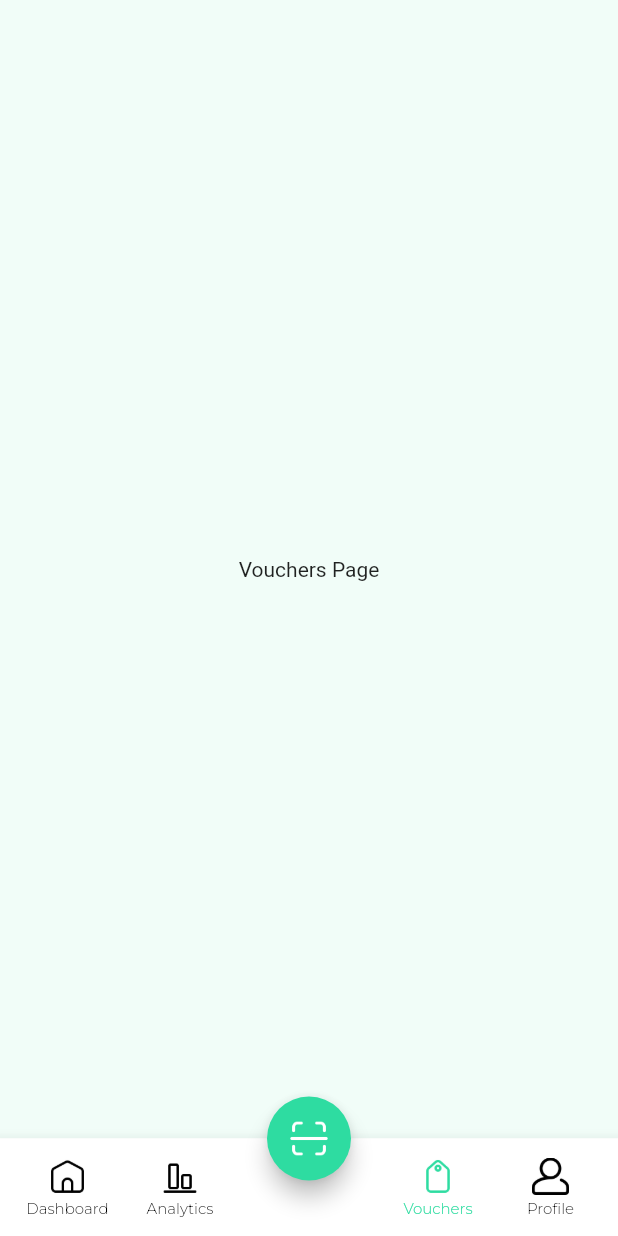
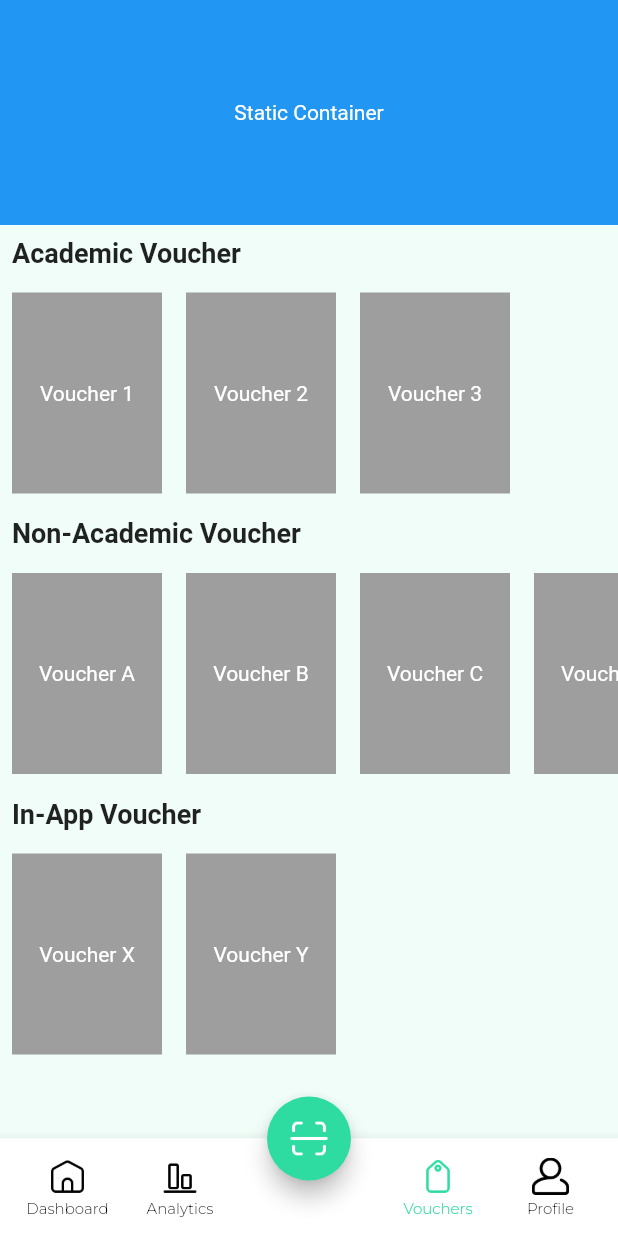
Before and after one commit to marcelee0713/UPay, a Flutter app: the screen it shows after launch, item 3 of the bottom bar chosen, on a phone screen of 412 x 824 dp. Run offline on Flutter 3.47's test engine with Material 2 defaults, Android fonts, the light colour scheme and no system bars; our stand-ins replace firebase_core, hive_flutter; accounts and stored records are empty; project files that could hold a hidden picture were left out.

Commit message:
Voucher Structure

```diff
--- a/lib/pages/vouchers_page.dart
+++ b/lib/pages/vouchers_page.dart
@@ -1,17 +1,96 @@
 import 'package:flutter/material.dart';
 
 class VoucherPage extends StatefulWidget {
-  const VoucherPage({super.key});
+  const VoucherPage({Key? key}) : super(key: key);
 
   @override
   State<VoucherPage> createState() => _VoucherPageState();
 }
 
 class _VoucherPageState extends State<VoucherPage> {
+  // Custom data structure to hold voucher information
+  List<VoucherType> voucherTypes = [
+    VoucherType('Academic Voucher', ['Voucher 1', 'Voucher 2', 'Voucher 3']),
+    VoucherType('Non-Academic Voucher', ['Voucher A', 'Voucher B', 'Voucher C', 'Voucher D']),
+    VoucherType('In-App Voucher', ['Voucher X', 'Voucher Y']),
+  ];
+
   @override
   Widget build(BuildContext context) {
-    return const Center(
-      child: Text("Vouchers Page"),
+    return Center(
+      child: Column(
+        children: [
+          // Small static container at the top
+          Container(
+            height: 150,
+            color: Colors.blue,
+            child: const Center(
+              child: Text(
+                'Static Container',
+                style: TextStyle(color: Colors.white),
+              ),
+            ),
+          ),
+
+          // Scrollable container at the bottom half
+          Expanded(
+            child: ListView.builder(
+              itemCount: voucherTypes.length,
+              itemBuilder: (BuildContext context, int index) {
+                return Column(
+                  crossAxisAlignment: CrossAxisAlignment.start,
+                  children: [
+                    // Voucher Type Container
+                    Container(
+                      padding: EdgeInsets.all(8),
+                      child: Text(
+                        voucherTypes[index].name,
+                        style: TextStyle(fontSize: 18, fontWeight: FontWeight.bold),
+                      ),
+                    ),
+
+                    // Voucher List within Voucher Type
+                    Container(
+                      height: 150,
+                      child: ListView.builder(
+                        scrollDirection: Axis.horizontal,
+                        itemCount: voucherTypes[index].vouchers.length,
+                        itemBuilder: (BuildContext context, int subIndex) {
+                          return GestureDetector(
+                            onTap: () {
+                              // Handle tap on voucher
+                              print('Tapped on ${voucherTypes[index].name}, ${voucherTypes[index].vouchers[subIndex]}');
+                            },
+                            child: Container(
+                              width: 100,
+                              margin: EdgeInsets.all(8),
+                              color: Colors.grey,
+                              child: Center(
+                                child: Text(
+                                  voucherTypes[index].vouchers[subIndex],
+                                  style: TextStyle(color: Colors.white),
+                                ),
+                              ),
+                            ),
+                          );
+                        },
+                      ),
+                    ),
+                  ],
+                );
+              },
+            ),
+          ),
+        ],
+      ),
     );
   }
 }
+
+// Custom data structure to hold voucher information
+class VoucherType {
+  final String name;
+  final List<String> vouchers;
+
+  VoucherType(this.name, this.vouchers);
+}
```
Also changed, not shown: pubspec.lock.
